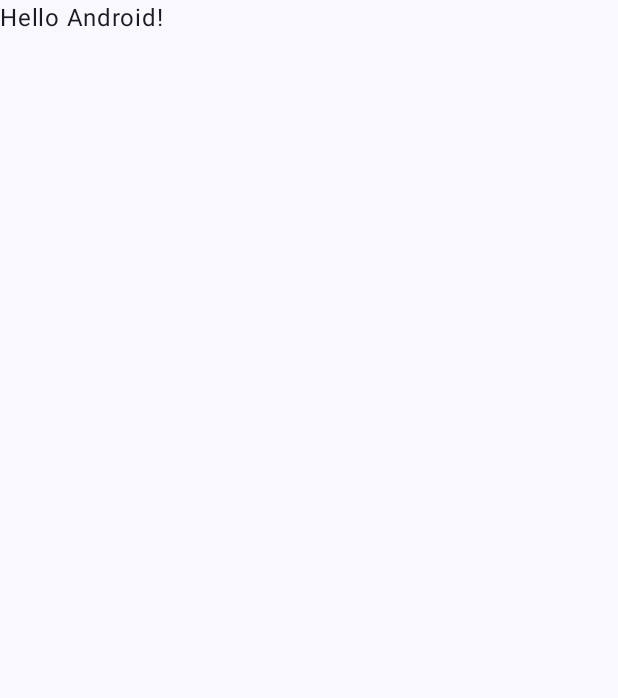
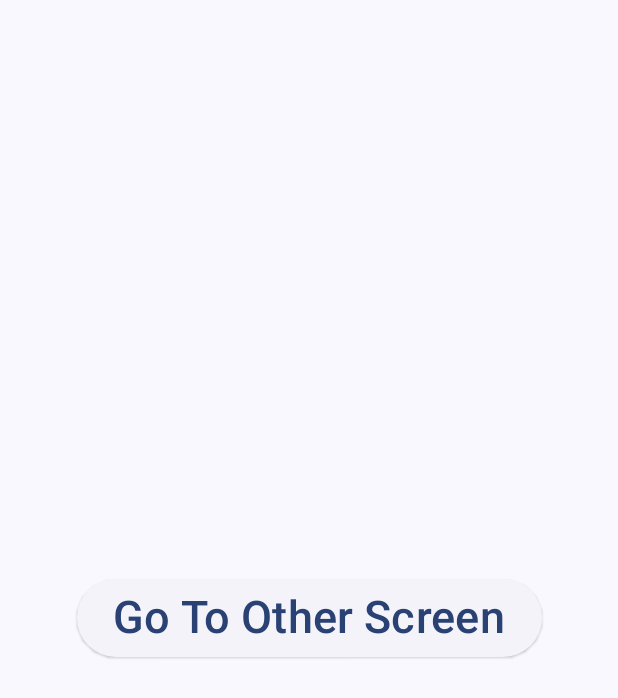
Before and after one commit to stonefeld/tpe_hci_2023_mobile, an Android app built with Jetpack Compose: the screen it shows after launch (MainActivity), on a phone screen of 412 x 824 dp. Before the commit the part shown is almost empty. Shown: the top 698 px of the screen. Run offline under Robolectric (Android 15) with nearby library versions, the phone set to English and light mode, and no system bars.

Commit message:
Algunos avances de lo visto en clase como navegación, idiomas y composiciones báscias

```diff
--- a/app/build.gradle.kts
+++ b/app/build.gradle.kts
@@ -51,7 +51,7 @@ android {
 
 dependencies {
 
-    implementation("androidx.core:core-ktx:1.9.0")
+    implementation("androidx.core:core-ktx:1.12.0")
     implementation("androidx.lifecycle:lifecycle-runtime-ktx:2.6.2")
     implementation("androidx.activity:activity-compose:1.8.1")
     implementation(platform("androidx.compose:compose-bom:2023.03.00"))
@@ -59,6 +59,9 @@ dependencies {
     implementation("androidx.compose.ui:ui-graphics")
     implementation("androidx.compose.ui:ui-tooling-preview")
     implementation("androidx.compose.material3:material3")
+
+    /* navigation */
+    implementation("androidx.navigation:navigation-compose:2.7.5")
     testImplementation("junit:junit:4.13.2")
     androidTestImplementation("androidx.test.ext:junit:1.1.5")
     androidTestImplementation("androidx.test.espresso:espresso-core:3.5.1")
@@ -66,4 +69,5 @@ dependencies {
     androidTestImplementation("androidx.compose.ui:ui-test-junit4")
     debugImplementation("androidx.compose.ui:ui-tooling")
     debugImplementation("androidx.compose.ui:ui-test-manifest")
+
 }
--- /dev/null
+++ b/app/src/main/java/ar/edu/itba/grupo10/vfit/HomeScreen.kt
@@ -0,0 +1,33 @@
+package ar.edu.itba.grupo10.vfit
+
+import androidx.compose.foundation.layout.Arrangement
+import androidx.compose.foundation.layout.Column
+import androidx.compose.foundation.layout.fillMaxSize
+import androidx.compose.material3.ElevatedButton
+import androidx.compose.material3.Surface
+import androidx.compose.material3.Text
+import androidx.compose.runtime.Composable
+import androidx.compose.ui.Alignment
+import androidx.compose.ui.Modifier
+import androidx.compose.ui.res.stringResource
+import androidx.compose.ui.unit.sp
+
+@Composable
+fun HomeScreen(
+    onNavigateToOtherScreen: (id: Int) -> Unit
+) {
+    Surface {
+        Column(
+            horizontalAlignment = Alignment.CenterHorizontally,
+            verticalArrangement = Arrangement.Center,
+            modifier = Modifier.fillMaxSize(1f)
+        ) {
+            ElevatedButton(onClick = { onNavigateToOtherScreen(1234) }) {
+                Text(
+                    text = stringResource(R.string.goto_other_screen),
+                    fontSize = 30.sp
+                )
+            }
+        }
+    }
+}
--- a/app/src/main/java/ar/edu/itba/grupo10/vfit/MainActivity.kt
+++ b/app/src/main/java/ar/edu/itba/grupo10/vfit/MainActivity.kt
@@ -17,30 +17,8 @@ class MainActivity : ComponentActivity() {
         super.onCreate(savedInstanceState)
         setContent {
             VFitTheme {
-                // A surface container using the 'background' color from the theme
-                Surface(
-                    modifier = Modifier.fillMaxSize(),
-                    color = MaterialTheme.colorScheme.background
-                ) {
-                    Greeting("Android")
-                }
+                MainNavHost()
             }
         }
     }
 }
-
-@Composable
-fun Greeting(name: String, modifier: Modifier = Modifier) {
-    Text(
-        text = "Hello $name!",
-        modifier = modifier
-    )
-}
-
-@Preview(showBackground = true)
-@Composable
-fun GreetingPreview() {
-    VFitTheme {
-        Greeting("Android")
-    }
-}
--- /dev/null
+++ b/app/src/main/java/ar/edu/itba/grupo10/vfit/MainNavHost.kt
@@ -0,0 +1,35 @@
+package ar.edu.itba.grupo10.vfit
+
+import androidx.compose.runtime.Composable
+import androidx.navigation.NavHostController
+import androidx.navigation.NavType
+import androidx.navigation.compose.NavHost
+import androidx.navigation.compose.composable
+import androidx.navigation.compose.rememberNavController
+import androidx.navigation.navArgument
+import androidx.navigation.navDeepLink
+
+@Composable
+fun MainNavHost(
+    navController: NavHostController = rememberNavController(),
+    startDestination: String = "home"
+) {
+    val uri = "http://www.example.com"
+    val secureUri = "https://www.example.com"
+
+    NavHost(navController = navController, startDestination = startDestination) {
+        composable("home") {
+            HomeScreen(onNavigateToOtherScreen = { id -> navController.navigate("other/$id") })
+        }
+        composable(
+            "other/{id}",
+            arguments = listOf(navArgument("id") { type = NavType.IntType }),
+            deepLinks = listOf(
+                navDeepLink { uriPattern = "$uri/other?id={id}" },
+                navDeepLink { uriPattern = "$secureUri/other?id={id}" }
+            )
+        ) { route ->
+            OtherScreen(route.arguments?.getInt("id"))
+        }
+    }
+}
--- a/app/src/main/res/values/strings.xml
+++ b/app/src/main/res/values/strings.xml
@@ -1,3 +1,5 @@
 <resources>
     <string name="app_name">vFit</string>
+    <string name="goto_other_screen">Go To Other Screen</string>
+    <string name="received_id">Received id %1$d</string>
 </resources>
```
Also changed, not shown: app/src/main/AndroidManifest.xml (+11 -2 lines), app/src/main/java/ar/edu/itba/grupo10/vfit/OtherScreen.kt (added, +38 -0 lines), 1 other file.
